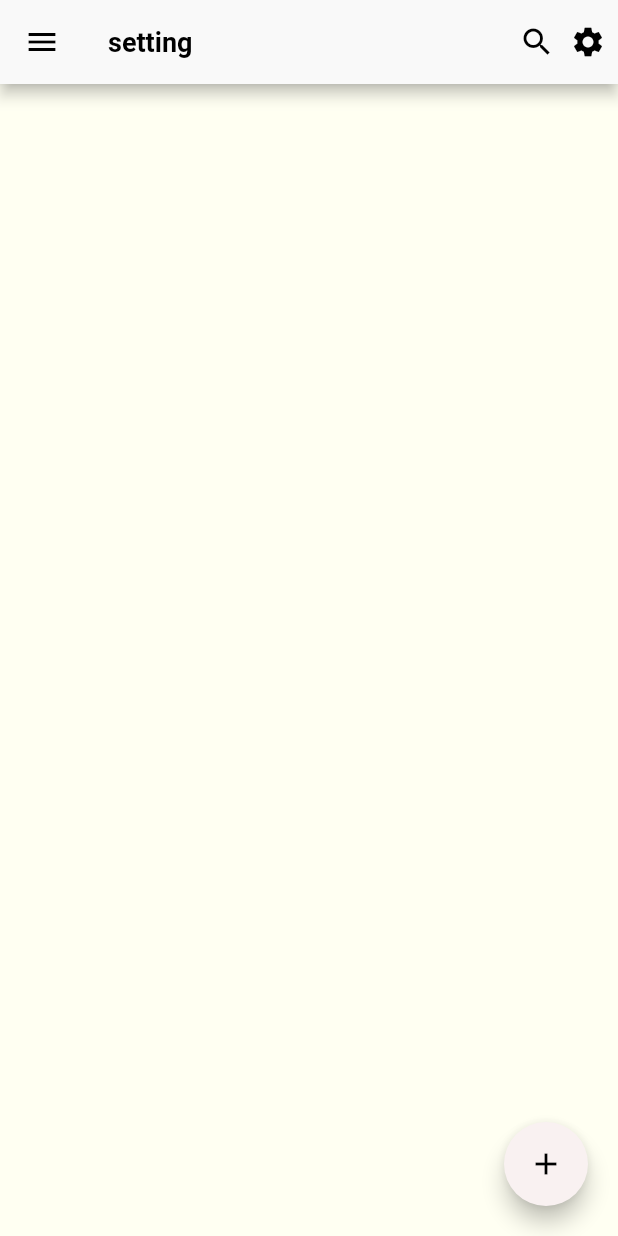
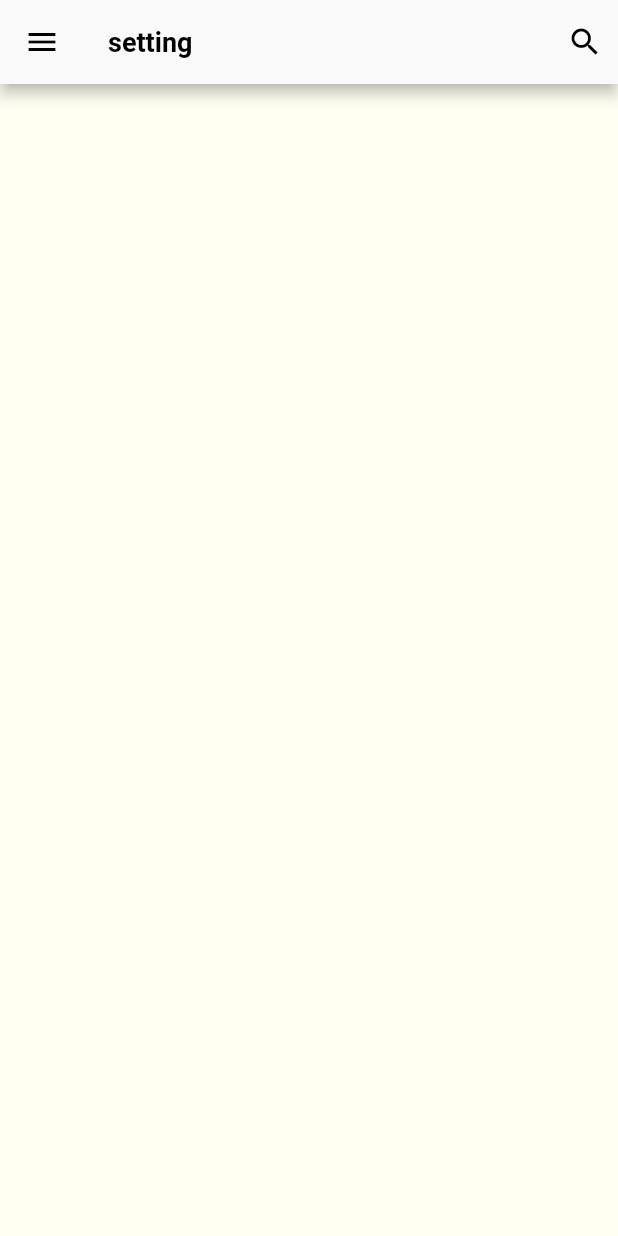
Before and after one commit to Shiba3006/TodoEducationAoo, a Flutter app: the SettingScreen screen opened directly, on a phone screen of 412 x 824 dp. Run offline on Flutter 3.47's test engine with Material 2 defaults, Android fonts, the phone set to English and light mode, and no system bars; our stand-ins replace bloc, flutter_bloc, hexcolor.

Commit message:
initial commit

```diff
--- a/lib/modules/setting_screen/setting_screen.dart
+++ b/lib/modules/setting_screen/setting_screen.dart
@@ -18,7 +18,6 @@ class SettingScreen extends StatelessWidget {
         return Scaffold(
           appBar: myAppBar(appBarTitle: appBarTitle),
           drawer: drawerBuilder(context: context, cubit: cubit,),
-          body: myFloatingActionButton(),
         );
       },
     );
--- a/lib/shared/components/components.dart
+++ b/lib/shared/components/components.dart
@@ -117,18 +117,12 @@ PreferredSizeWidget myAppBar ({required String appBarTitle}) => AppBar(
     appBarTitle,
   ),
   actions: const [
-    Icon(
-      Icons.search,
-    ),
-    SizedBox(
-      width: 10.0,
-    ),
     Padding(
       padding: EdgeInsetsDirectional.only(
-        end: 8.0,
+        end: 10.0,
       ),
       child: Icon(
-        Icons.settings,
+        Icons.search,
       ),
     ),
   ],
```
